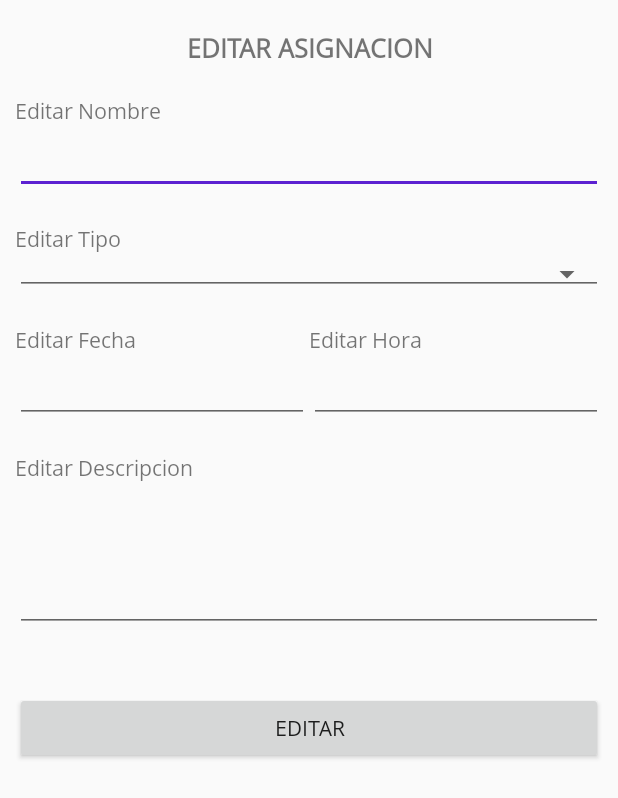
After one commit to dartrix/ProyectoAgenda, an Android app: the EditarAsignaturaActivity screen opened directly, with no data from a screen before it, on a phone screen of 412 x 824 dp. The commit adds this screen. Shown: the top 798 px of the screen. Run offline under Robolectric (Android 15) with nearby library versions, the phone set to English and light mode, and no system bars; 2 statements that could not run were skipped.

Commit message:
Update: varios

```diff
--- a/app/src/main/AndroidManifest.xml
+++ b/app/src/main/AndroidManifest.xml
@@ -31,6 +31,7 @@
             </activity>
         <activity android:name=".Notificacion"/>
         <activity android:name=".Repeating_activity"/>
+        <activity android:name=".EditarAsignaturaActivity"/>
         <receiver android:name=".Notification_reciever"/>
     </application>
 
--- a/app/src/main/java/com/dartrix/proyectoagenda/DBproyectoAgenda.java
+++ b/app/src/main/java/com/dartrix/proyectoagenda/DBproyectoAgenda.java
@@ -132,6 +132,7 @@ public class DBproyectoAgenda extends SQLiteOpenHelper {
         db.close();
         return arreglosSelect;
     }
+
     //Traer todos los datos de la clase Asignacion
     public ArrayList<Asignacion> TraerDatosAsignacionMateria(String id) {
         ArrayList<Asignacion> arreglosSelect = new ArrayList<>();
@@ -274,7 +275,7 @@ public class DBproyectoAgenda extends SQLiteOpenHelper {
 
         if (db != null){
 
-            String query = "DELETE FROM Asignacion WHERE id='"+id+"'";
+            String query = "DELETE FROM Asignacion WHERE id="+id;
             db.execSQL(query);
 
         }db.close();
--- /dev/null
+++ b/app/src/main/java/com/dartrix/proyectoagenda/EditarAsignaturaActivity.java
@@ -0,0 +1,64 @@
+package com.dartrix.proyectoagenda;
+
+import android.app.Activity;
+import android.content.Intent;
+import android.os.Bundle;
+import android.view.View;
+import android.widget.EditText;
+import android.widget.Spinner;
+import android.widget.Toast;
+
+public class EditarAsignaturaActivity extends Activity {
+
+    Spinner stipo;
+    EditText enombre, ehora, fecha, edescripcion;
+    String id;
+    Asignacion asignacion;
+    DBproyectoAgenda sql = new DBproyectoAgenda(this, "Agendarium", null, 1);
+    @Override
+    public void onCreate(Bundle savedInstanceState) {
+        super.onCreate(savedInstanceState);
+        setContentView(R.layout.editarasignatura_layout);
+
+        Intent i = getIntent();
+        Bundle b = i.getExtras();
+
+        enombre = (EditText)findViewById(R.id.nombre);
+        stipo = (Spinner)findViewById(R.id.spTipo);
+        ehora = (EditText)findViewById(R.id.edithora);
+        fecha = (EditText)findViewById(R.id.editfecha);
+        edescripcion = (EditText)findViewById(R.id.desc);
+
+        id = (String) b.get("id");
+
+        asignacion = sql.traerAsignacion(id);
+
+        llenarDatos(asignacion);
+
+    }
+    public void llenarDatos(Asignacion as){
+        int tipo=0;
+        switch (as.getTipo()){
+            case "Tarea":
+                tipo =0;
+                break;
+            case "Exposicion":
+                tipo =1;
+                break;
+            case "Proyecto":
+                tipo =2;
+                break;
+            case "Examen":
+                tipo =3;
+                break;
+        }
+
+        enombre.setText(as.getNombre());
+        stipo.setSelection(tipo);
+        ehora.setText(as.getHoralimite());
+        fecha.setText(as.getFechalimite());
+        edescripcion.setText(as.getDescripcion());
+
+    }
+
+}
--- a/app/src/main/java/com/dartrix/proyectoagenda/MostrarAsignacionActivity.java
+++ b/app/src/main/java/com/dartrix/proyectoagenda/MostrarAsignacionActivity.java
@@ -1,8 +1,10 @@
 package com.dartrix.proyectoagenda;
 
 import android.app.Activity;
+import android.app.AlertDialog;
 import android.app.Dialog;
 import android.content.Context;
+import android.content.DialogInterface;
 import android.content.Intent;
 import android.os.Bundle;
 import android.os.PersistableBundle;
@@ -20,7 +22,10 @@ import org.w3c.dom.Text;
 public class MostrarAsignacionActivity extends Activity {
 
     final Context cnt = this;
-    String id;
+    String s;
+    Activity currentActivity = this;
+    DBproyectoAgenda sql = new DBproyectoAgenda(this, "Agendarium", null, 1);
+
     @Override
     public void onCreate(Bundle savedInstanceState) {
         super.onCreate(savedInstanceState);
@@ -30,11 +35,11 @@ public class MostrarAsignacionActivity extends Activity {
         Bundle b = i.getExtras();
 
         if (b!=null){
-            id = (String) b.get("id");
+            s = (String) b.get("id");
         }
         final DBproyectoAgenda sql = new DBproyectoAgenda(this, "Agendarium", null, 1);
 
-        llenarDatos(sql.traerAsignacion(id));
+        llenarDatos(sql.traerAsignacion(s));
 
         Button button = (Button) findViewById(R.id.calificar);
         // add button listener
@@ -51,8 +56,8 @@ public class MostrarAsignacionActivity extends Activity {
                     @Override
                     public void onClick(View v) {
                         TextView cal = (TextView)dialog.findViewById(R.id.calificacion);
-                        sql.editarAsignacionCalificacion(id, cal.getText().toString());
-                        llenarDatos(sql.traerAsignacion(id));
+                        sql.editarAsignacionCalificacion(s, cal.getText().toString());
+                        llenarDatos(sql.traerAsignacion(s));
                         dialog.dismiss();
                         Toast.makeText(getApplicationContext(),"Asignacion calificada",Toast.LENGTH_SHORT).show();
                     }
@@ -117,5 +122,42 @@ public class MostrarAsignacionActivity extends Activity {
 
         desc.setText(as.getDescripcion());
     }
+    public void eliminarAsign(View v){
+        AlertDialog.Builder builder1 = new AlertDialog.Builder(this);
+        builder1.setTitle("Agendarium");
+        builder1.setMessage("Desea borrar esta materia? (Se borraran todas las asignaciones)");
+        builder1.setCancelable(true);
+
+
+        builder1.setPositiveButton(
+                "Si",
+                new DialogInterface.OnClickListener() {
+                    public void onClick(DialogInterface dialog, int id) {
+
+                        sql.eliminarAsignacion(s);
+                        currentActivity.finish();
+                        Toast.makeText(currentActivity,"Asignacion borrada.",Toast.LENGTH_LONG).show();
+
+                        dialog.cancel();
+                    }
+                });
+
+        builder1.setNegativeButton(
+                "No",
+                new DialogInterface.OnClickListener() {
+                    public void onClick(DialogInterface dialog, int id) {
+                        dialog.cancel();
+                    }
+                });
+        AlertDialog alert11 = builder1.create();
+        alert11.show();
+    }
+
+    public void abrir (View v){
+
+        Intent i = new Intent(this, EditarAsignaturaActivity.class);
+        i.putExtra("id",s);
+        startActivity(i);
+    }
 
 }
--- a/app/src/main/java/com/dartrix/proyectoagenda/asignacionesActivity.java
+++ b/app/src/main/java/com/dartrix/proyectoagenda/asignacionesActivity.java
@@ -1,6 +1,9 @@
 package com.dartrix.proyectoagenda;
 
+import android.app.Activity;
+import android.app.AlertDialog;
 import android.content.Context;
+import android.content.DialogInterface;
 import android.content.Intent;
 import android.graphics.Color;
 import android.os.Bundle;
@@ -20,12 +23,15 @@ import android.widget.ImageButton;
 import android.widget.ImageView;
 import android.widget.LinearLayout;
 import android.widget.TextView;
+import android.widget.Toast;
 
 import java.util.ArrayList;
 
 public class asignacionesActivity extends AppCompatActivity {
     private DrawerLayout mDrawerLayout;
 
+    String id;
+    Activity currentActivity = this;
     DBproyectoAgenda sql = new DBproyectoAgenda(this, "Agendarium", null, 1);
 
     @Override
@@ -62,16 +68,12 @@ public class asignacionesActivity extends AppCompatActivity {
                         // close drawer when item is tapped
                         mDrawerLayout.closeDrawers();
 
-
-
                         // Add code here to update the UI based on the item selected
                         // For example, swap UI fragments here
 
                         return true;
                     }
                 });
-
-
 
     }
 
@@ -223,7 +225,12 @@ public class asignacionesActivity extends AppCompatActivity {
                 return true;
             }
         });
+    }
 
+    public void editarAsignacion(View v){
+        Intent i = new Intent(this, EditarAsignaturaActivity.class);
+        i.putExtra("id",id);
+        startActivity(i);
     }
 
 
--- /dev/null
+++ b/app/src/main/res/layout/editarasignatura_layout.xml
@@ -0,0 +1,136 @@
+<?xml version="1.0" encoding="utf-8"?>
+<RelativeLayout xmlns:android="http://schemas.android.com/apk/res/android"
+    xmlns:tools="http://schemas.android.com/tools"
+    android:layout_width="match_parent"
+    android:layout_height="match_parent">
+
+    <LinearLayout
+        android:layout_width="match_parent"
+        android:layout_height="wrap_content"
+        android:padding="10dp"
+        android:orientation="vertical">
+
+        <TextView
+            android:layout_width="match_parent"
+            android:layout_height="wrap_content"
+            android:textAlignment="center"
+            android:padding="10dp"
+            android:textStyle="bold"
+            android:textSize="17dp"
+            android:text="EDITAR ASIGNACION"/>
+
+        <RelativeLayout
+            android:layout_width="match_parent"
+            android:layout_height="wrap_content"
+            android:layout_marginTop="10dp">
+            <TextView
+                android:id="@+id/txt1"
+                android:layout_width="match_parent"
+                android:layout_height="wrap_content"
+                android:text="Editar Nombre"/>
+
+            <EditText
+                android:id="@+id/nombre"
+                android:layout_below="@+id/txt1"
+                android:layout_width="match_parent"
+                android:layout_height="wrap_content" />
+
+        </RelativeLayout>
+        <RelativeLayout
+            android:layout_width="match_parent"
+            android:layout_height="wrap_content"
+            android:layout_marginTop="20dp">
+            <TextView
+                android:id="@+id/txt2"
+                android:layout_width="match_parent"
+                android:layout_height="wrap_content"
+                android:text="Editar Tipo"/>
+
+            <Spinner
+                android:layout_below="@+id/txt2"
+                android:layout_width="match_parent"
+                android:layout_height="wrap_content"
+                android:id="@+id/spTipo"
+                style="@style/Base.Widget.AppCompat.Spinner.Underlined">
+            </Spinner>
+
+        </RelativeLayout>
+
+        <RelativeLayout
+            android:layout_width="wrap_content"
+            android:layout_height="match_parent"
+            android:layout_marginTop="20dp">
+            <LinearLayout
+                android:layout_width="match_parent"
+                android:layout_height="wrap_content"
+                android:orientation="vertical">
+                <LinearLayout
+                    android:layout_width="match_parent"
+                    android:layout_height="wrap_content"
+                    android:orientation="horizontal">
+                    <TextView
+                        android:layout_width="match_parent"
+                        android:layout_weight="1"
+                        android:layout_height="wrap_content"
+                        android:text="Editar Fecha"/>
+                    <TextView
+                        android:layout_width="match_parent"
+                        android:layout_weight="1"
+                        android:layout_height="wrap_content"
+                        android:text="Editar Hora"/>
+                </LinearLayout>
+                <LinearLayout
+                    android:layout_width="match_parent"
+                    android:layout_height="wrap_content"
+                    android:orientation="horizontal">
+
+                    <EditText
+                        android:id="@+id/editfecha"
+                        android:layout_width="match_parent"
+                        android:layout_weight="1"
+                        android:inputType="date"
+                        android:focusable="false"
+                        android:onClick="selfecha"
+                        android:clickable="true"
+                        android:layout_height="wrap_content"/>
+                    <EditText
+                        android:id="@+id/edithora"
+                        android:layout_width="match_parent"
+                        android:layout_weight="1"
+                        android:inputType="time"
+                        android:focusable="false"
+                        android:onClick="selhora"
+                        android:clickable="true"
+                        android:layout_height="wrap_content"/>
+                </LinearLayout>
+            </LinearLayout>
+        </RelativeLayout>
+
+        <RelativeLayout
+            android:layout_width="match_parent"
+            android:layout_height="match_parent"
+            android:layout_marginTop="20dp">
+            <TextView
+                android:text="Editar Descripcion"
+                android:layout_width="match_parent"
+                android:layout_height="wrap_content" />
+            <EditText
+                android:id="@+id/desc"
+                android:layout_width="match_parent"
+                android:layout_height="wrap_content"
+                android:lines="4"/>
+        </RelativeLayout>
+        <RelativeLayout
+            android:layout_width="match_parent"
+            android:layout_height="wrap_content"
+            android:layout_marginTop="40dp">
+            <Button
+                android:text="Editar"
+                android:layout_width="match_parent"
+                android:layout_height="wrap_content"
+                android:onClick="editarAsignacion"/>
+        </RelativeLayout>
+
+
+    </LinearLayout>
+</RelativeLayout>
--- a/app/src/main/res/layout/verasig_layout.xml
+++ b/app/src/main/res/layout/verasig_layout.xml
@@ -190,13 +190,16 @@
                         android:layout_width="match_parent"
                         android:layout_height="wrap_content"
                         android:layout_weight="1"
+                        android:onClick="abrir"
                         android:backgroundTint="@color/colorInfo"
                         android:text="Editar"
                         android:textColor="#fff"/>
+
                     <Button
                         android:layout_width="match_parent"
                         android:layout_height="wrap_content"
                         android:layout_weight="1"
+                        android:onClick="eliminarAsign"
                         android:backgroundTint="@color/colorDanger"
                         android:textColor="#fff"
                         android:text="Eliminar"
```
